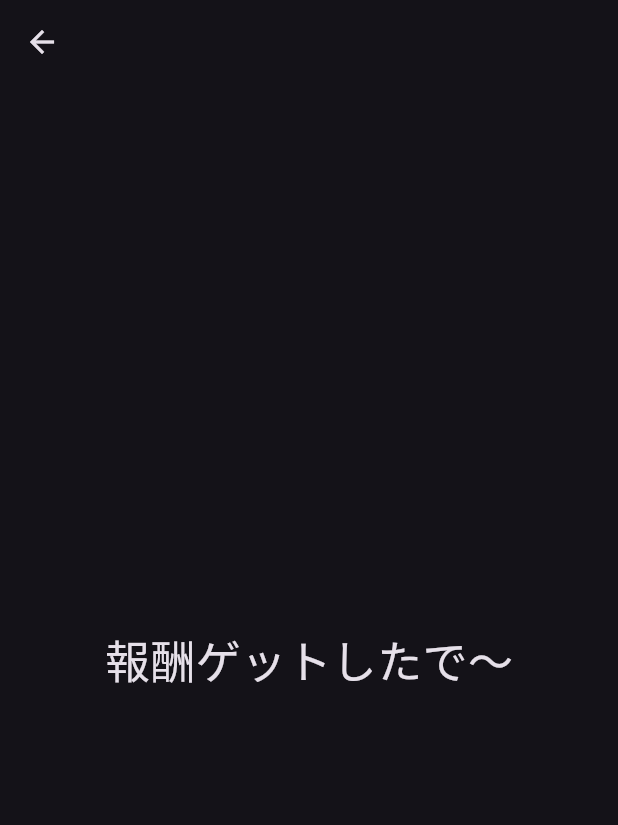
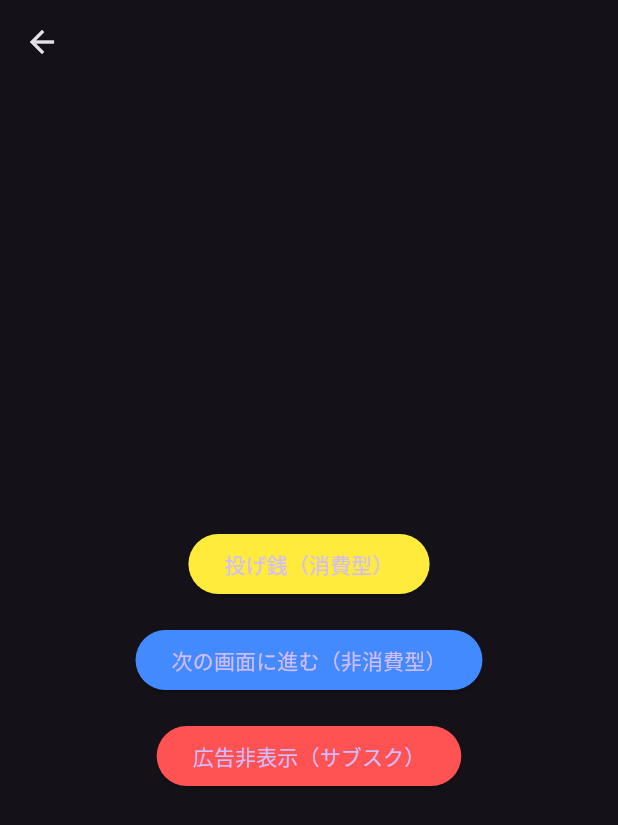
Before and after one commit to keybow007/ad_in_app_purchases_sample, a Flutter app: the RewardedScreen screen opened directly, on a phone screen of 412 x 824 dp. Shown: the top 825 px of the screen. Run offline on Flutter 3.47's test engine with Material 3 defaults, Android fonts, the phone set to English and light mode, and no system bars; our stand-ins replace google_mobile_ads; missing offline and left inert: app_tracking_transparency; network calls fail.

```diff
--- a/lib/main.dart
+++ b/lib/main.dart
@@ -4,6 +4,10 @@ import 'package:ad_in_app_purchases_sample/view/home_screen.dart';
 import 'package:ad_in_app_purchases_sample/vm/view_model.dart';
 import 'package:flutter/material.dart';
 import 'package:provider/provider.dart';
+
+/*
+* TODO サンプル用（課金アイテム登録はnet.minproで）
+* */
 
 void main() {
   runApp(
--- /dev/null
+++ b/lib/view/components/dialogs/att_dialog.dart
@@ -0,0 +1,23 @@
+import 'package:flutter/material.dart';
+
+//TODO[ATT]
+Future<void> openAttDialog(BuildContext context) async {
+  return showDialog(
+    context: context,
+    builder: (context) {
+      return AlertDialog(
+        title: Text("広告の表示について"),
+        content: Text("このアプリは広告を表示することで無料化を実現しています。"
+            "パーソナライズされた広告の表示を許可して頂けるかどうかを次のダイアログで選択してください。"
+            "お客様のプライバシーとデータの安全性には最新の注意を払っています。 "
+            "アプリの設定でいつでも選択を変更することができます。"),
+        actions: [
+          TextButton(
+            onPressed: () => Navigator.pop(context),
+            child: Text("進む"),
+          ),
+        ],
+      );
+    },
+  );
+}
--- a/lib/view/rewarded_screen.dart
+++ b/lib/view/rewarded_screen.dart
@@ -1,4 +1,5 @@
 import 'package:ad_in_app_purchases_sample/main.dart';
+import 'package:ad_in_app_purchases_sample/view/third_screen.dart';
 import 'package:ad_in_app_purchases_sample/vm/view_model.dart';
 import 'package:flutter/material.dart';
 import 'package:provider/provider.dart';
@@ -8,7 +9,7 @@ class RewardedScreen extends StatelessWidget {
 
   @override
   Widget build(BuildContext context) {
-    //TODO 戻る際に全画面広告（PopScope使おう）
+    //戻る際に全画面広告（PopScope使おう）
     //https://api.flutter.dev/flutter/widgets/PopScope-class.html
     return PopScope(
       canPop: false,
@@ -24,10 +25,46 @@ class RewardedScreen extends StatelessWidget {
           ),
         ),
         body: Center(
-          child: Text(
-            "報酬ゲットしたで〜",
-            style: TextStyle(fontSize: 30.0),
+          //TODO[課金]
+          child: Column(
+            mainAxisAlignment: MainAxisAlignment.center,
+            children: [
+              Padding(
+                padding: const EdgeInsets.all(8.0),
+                child: ElevatedButton(
+                  style: ElevatedButton.styleFrom(
+                    backgroundColor: Colors.yellow
+                  ),
+                  onPressed: () => _donate(context),
+                  child: Text("投げ銭（消費型）"),
+                ),
+              ),
+              Padding(
+                padding: const EdgeInsets.all(8.0),
+                child: ElevatedButton(
+                  style: ElevatedButton.styleFrom(
+                      backgroundColor: Colors.blueAccent
+                  ),
+                  onPressed: () => _goThirdScreen(context),
+                  child: Text("次の画面に進む（非消費型）"),
+                ),
+              ),
+              Padding(
+                padding: const EdgeInsets.all(8.0),
+                child: ElevatedButton(
+                  style: ElevatedButton.styleFrom(
+                      backgroundColor: Colors.redAccent
+                  ),
+                  onPressed: () => _deleteAd(context),
+                  child: Text("広告非表示（サブスク）"),
+                ),
+              ),
+            ],
           ),
+          // child: Text(
+          //   "報酬ゲットしたで〜",
+          //   style: TextStyle(fontSize: 30.0),
+          // ),
         ),
       ),
     );
@@ -41,4 +78,33 @@ class RewardedScreen extends StatelessWidget {
       },
     );
   }
+
+  //TODO[課金]
+  void _donate(BuildContext context) {
+    //TODO 課金するか確認ダイアログ
+
+    //TODO Yesの場合は課金処理
+  }
+
+  //TODO[課金]
+  void _goThirdScreen(BuildContext context) async {
+    //TODO 課金するか確認ダイアログ
+
+    //TODO Yesの場合は課金処理
+
+    //TODO 課金が完了したら画面遷移
+    Navigator.push(
+      context,
+      MaterialPageRoute(builder: (_) => ThirdScreen()),
+    );
+  }
+
+  //TODO[課金]
+  void _deleteAd(BuildContext context) async {
+    //TODO 課金するか確認ダイアログ
+
+    //TODO Yesの場合は課金処理
+
+    //TODO 課金が完了したら広告非表示
+  }
 }
```
Also changed, not shown: lib/model/ad_manager.dart (+11 -12 lines), lib/view/home_screen.dart (+28 -0 lines), lib/view/third_screen.dart (added, +15 -0 lines), pubspec.yaml (+5 -3 lines), pubspec.lock, 6 other files.
